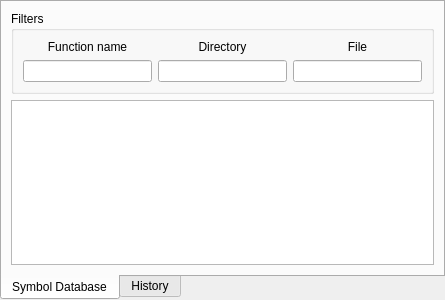
This is KayrebtViewer/databaseviewer.ui in lgeorget/KayrebtViewer as Qt 5 draws it before an edit. The edited form follows.
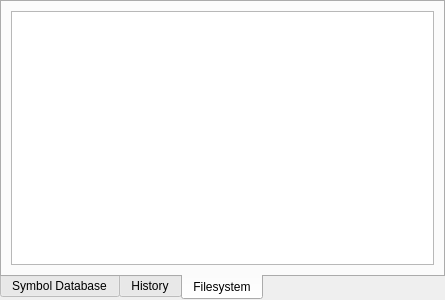
This is the edited form.

Commit message:
Include a file system tree view of the diagrams directory
This adds a third tab in the left panel. Users may know
open a graph by its path, instead of looking in the
database. This way, we limit the content of the database to
the exported symbols, and if a more specific graph is looked for, it can
be found in the tree view.

The edit to the form file:
```diff
--- a/KayrebtViewer/databaseviewer.ui
+++ b/KayrebtViewer/databaseviewer.ui
@@ -20,10 +20,10 @@
    <enum>QTabWidget::Rounded</enum>
   </property>
   <property name="currentIndex">
-   <number>0</number>
+   <number>2</number>
   </property>
   <property name="movable">
-   <bool>false</bool>
+   <bool>true</bool>
   </property>
   <widget class="QWidget" name="dbTab">
    <attribute name="title">
@@ -137,6 +137,16 @@
     </item>
    </layout>
   </widget>
+  <widget class="QWidget" name="fsTab">
+   <attribute name="title">
+    <string>Filesystem</string>
+   </attribute>
+   <layout class="QVBoxLayout" name="verticalLayout_3">
+    <item>
+     <widget class="QTreeView" name="fsView"/>
+    </item>
+   </layout>
+  </widget>
  </widget>
  <resources/>
  <connections/>
```
The commit also changes 5 other files.
